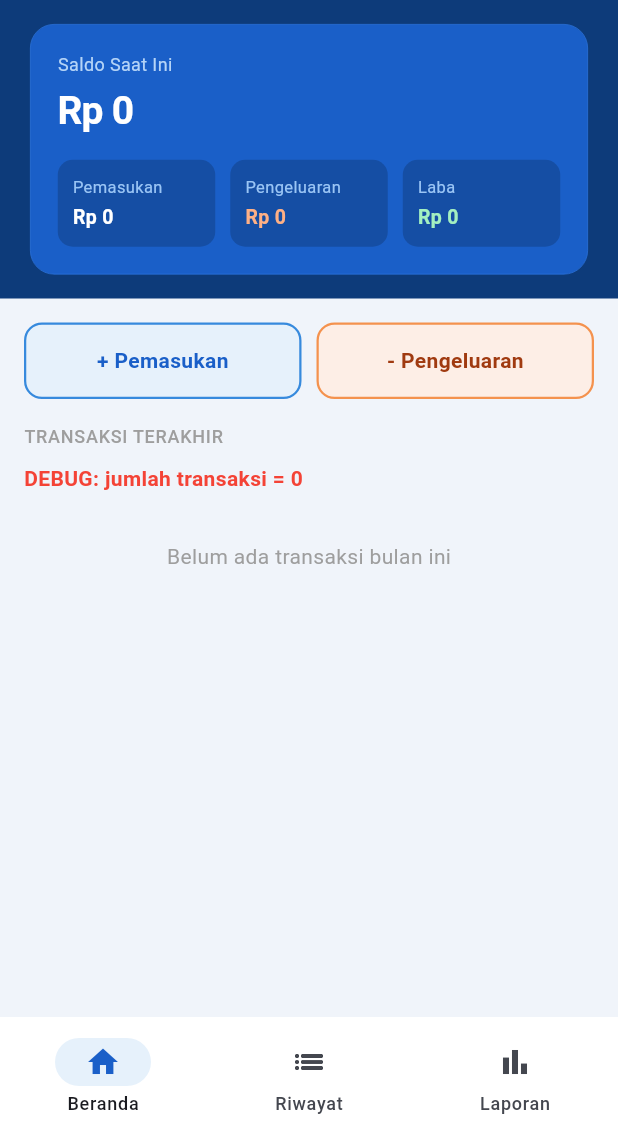
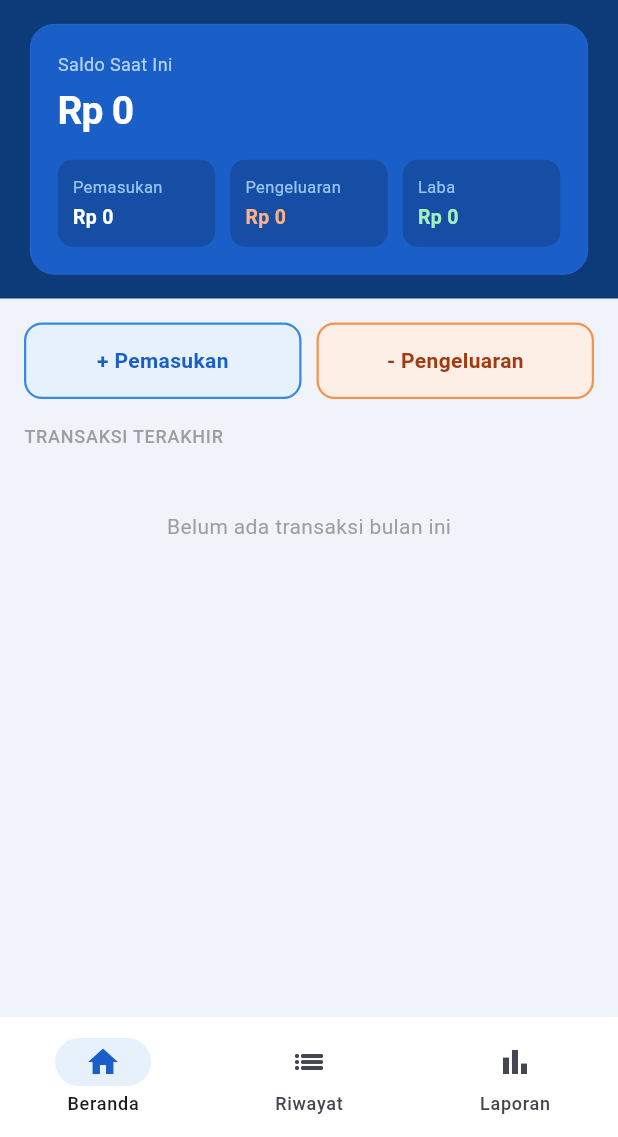
Before and after one commit to rizqipermana/tanicikeas, a Flutter app: the screen it shows once a user with an empty profile is signed in, on a phone screen of 412 x 824 dp, the part 99-1236 px from its top. Run offline on Flutter 3.47's test engine with Material 3 defaults, Android fonts, the phone set to English and light mode, and no system bars; our stand-ins replace supabase_flutter; accounts and stored records are empty.

Commit message:
Update home_screen.dart

```diff
--- a/lib/screens/home_screen.dart
+++ b/lib/screens/home_screen.dart
@@ -326,17 +326,6 @@ Future<void> _loadData() async {
               ),
               const SizedBox(height: 10),
 
-Padding(
-  padding: const EdgeInsets.symmetric(horizontal: 16),
-  child: Text(
-    'DEBUG: jumlah transaksi = ${_transactions.length}',
-    style: const TextStyle(
-      color: Colors.red,
-      fontWeight: FontWeight.bold,
-    ),
-  ),
-),
-
               if (_isLoading)
                 const Center(child: Padding(
                   padding: EdgeInsets.all(24),
```
